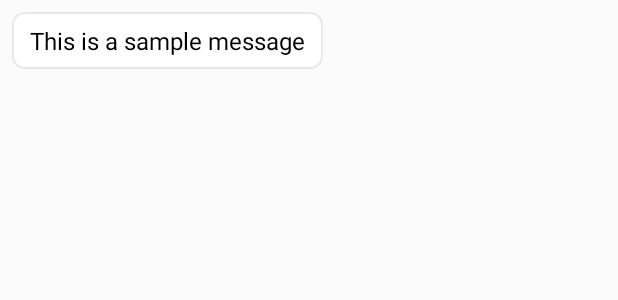
After one commit to karanchhillar/OpenChat, an Android app: the layout receive.xml on its own in the app's theme, with its tools: preview values and no code run, on a phone screen of 412 x 824 dp. The commit adds this screen. Shown: the top 300 px of the screen. Run offline under Robolectric (Android 15) with nearby library versions, the phone set to English and light mode, and no system bars.

Commit message:
Basic app is working

```diff
--- /dev/null
+++ b/app/src/main/res/drawable/receive_message_background.xml
@@ -0,0 +1,8 @@
+<?xml version="1.0" encoding="utf-8"?>
+<shape xmlns:android="http://schemas.android.com/apk/res/android">
+    <solid android:color="#FFFFFF" />
+    <corners android:radius="8dp" />
+    <stroke
+        android:color="#E8E8E8"
+        android:width="1dp" />
+</shape>
--- /dev/null
+++ b/app/src/main/res/layout/receive.xml
@@ -0,0 +1,24 @@
+<?xml version="1.0" encoding="utf-8"?>
+<!-- receive_message.xml -->
+
+<LinearLayout
+    xmlns:android="http://schemas.android.com/apk/res/android"
+    android:layout_width="match_parent"
+    android:layout_height="wrap_content"
+    android:gravity="start"
+    android:padding="8dp">
+
+    <TextView
+        android:id="@+id/receiveMessage"
+        android:layout_width="wrap_content"
+        android:layout_height="wrap_content"
+        android:background="@drawable/receive_message_background"
+        android:paddingStart="12dp"
+        android:paddingEnd="12dp"
+        android:paddingTop="8dp"
+        android:paddingBottom="8dp"
+        android:text="This is a sample message"
+        android:textColor="#000000"
+        android:textSize="16sp" />
+
+</LinearLayout>
```
Also changed, not shown: app/src/main/AndroidManifest.xml (+6 -7 lines), app/src/main/java/com/example/openchat/activities/ChatActivity.kt (added, +96 -0 lines), app/src/main/java/com/example/openchat/activities/Message.kt (added, +13 -0 lines), app/src/main/java/com/example/openchat/adapters/MessageAdapter.kt (added, +64 -0 lines), app/src/main/java/com/example/openchat/adapters/UserAdapter.kt (+12 -0 lines), app/src/main/res/drawable/send_message_background.xml (added, +8 -0 lines), app/src/main/res/layout/activity_chat.xml (added, +49 -0 lines), app/src/main/res/layout/sent.xml (added, +25 -0 lines).
